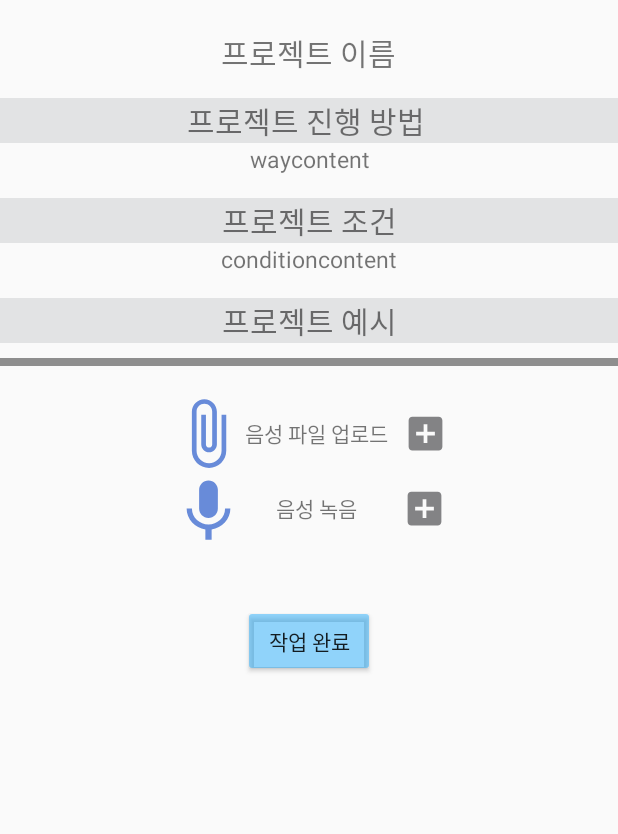
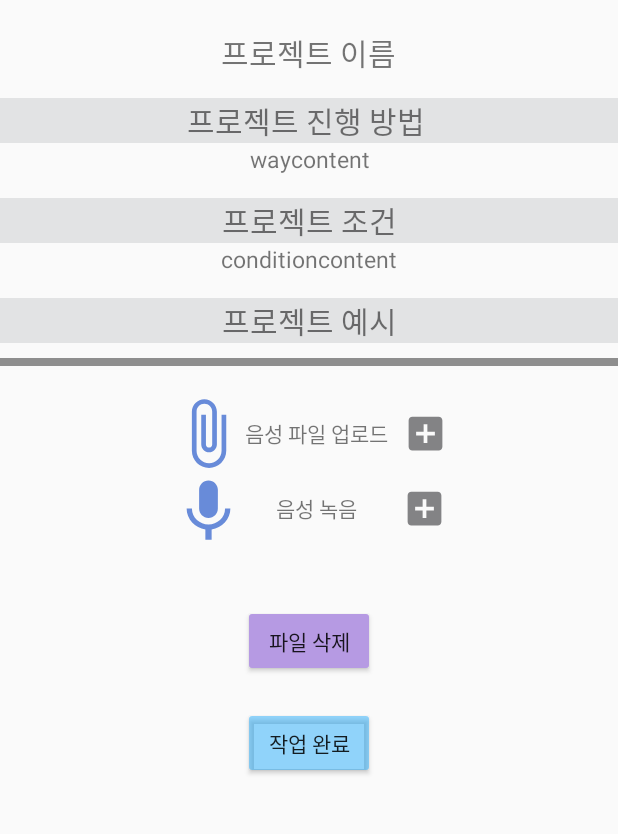
Before and after one commit to SooYeonida/Android_Collector_In_Room, an Android app: the layout activity_audio_collection.xml on its own in the app's theme, with its tools: preview values and no code run, on a phone screen of 412 x 824 dp, the part 171-1005 px from its top. Run offline under Robolectric (Android 15) with nearby library versions, the phone set to English and light mode, and no system bars.

Commit message:
음성 수집 작업 녹음하고 파일 업로드 & 삭제 기능 추가

```diff
--- a/app/src/main/res/layout/activity_audio_collection.xml
+++ b/app/src/main/res/layout/activity_audio_collection.xml
@@ -142,6 +142,16 @@
         android:layout_gravity="center"/>
 
     <Button
+        android:id="@+id/delete_audio_file"
+        android:layout_width="wrap_content"
+        android:layout_height="wrap_content"
+        android:layout_gravity="center"
+        android:layout_marginTop="20dp"
+        android:backgroundTint="#B69AE3"
+        android:text="파일 삭제"
+        android:fontFamily="@font/tmonmonsori"/>
+
+    <Button
         android:id="@+id/work_done_audio"
         android:layout_width="wrap_content"
         android:layout_height="wrap_content"
```
Also changed, not shown: app/src/main/java/com/ajou/capstone_design_freitag/AudioCollectionActivity.java (+76 -24 lines), app/src/main/java/com/ajou/capstone_design_freitag/ImageCollectionActivity.java (+10 -5 lines).
